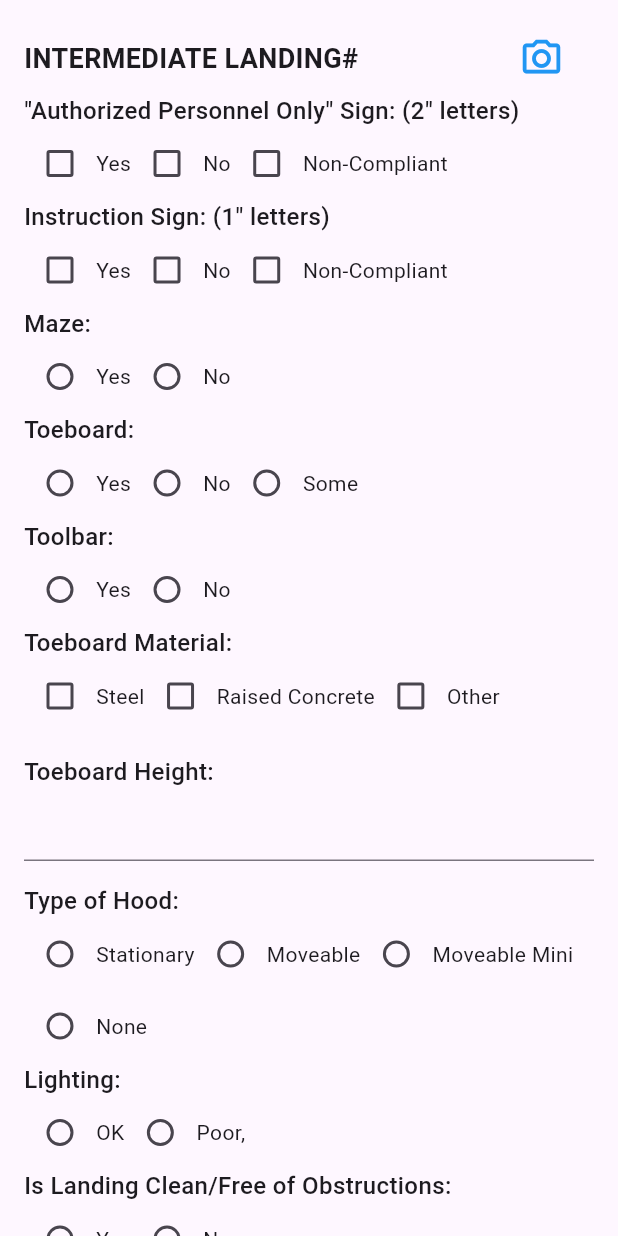
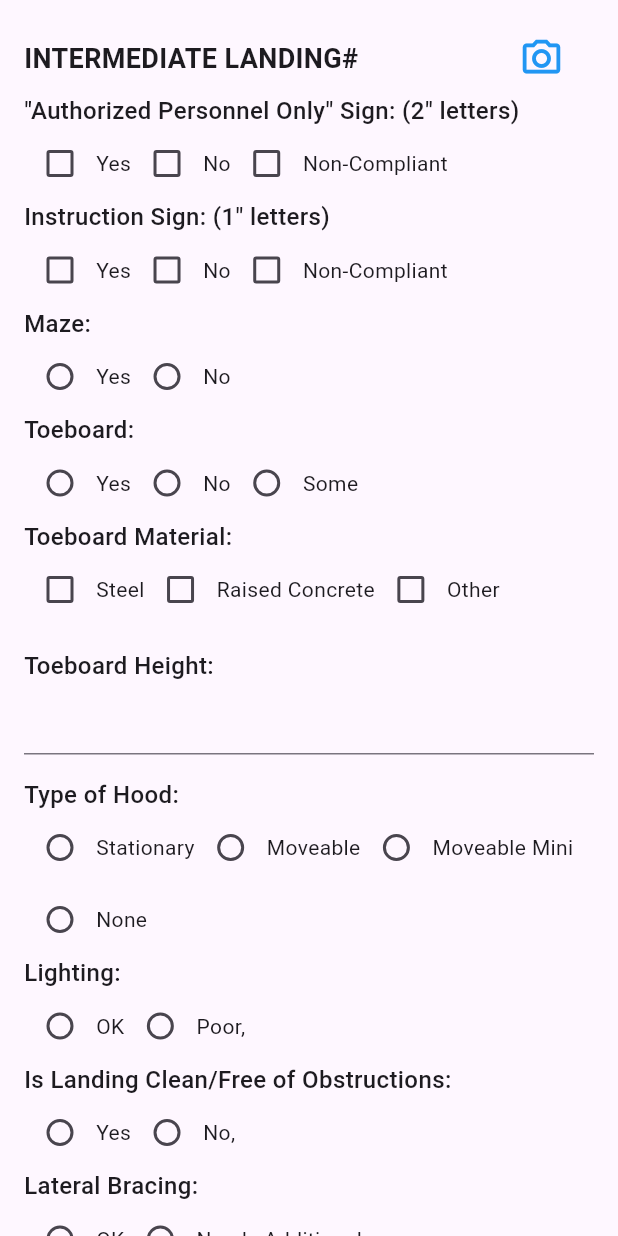
Before and after one commit to Janus-Solutions-Group/permatronics-e2e, a Flutter app: the IntermediateLanding widget shown alone on an empty page, opened directly with empty values, on a phone screen of 412 x 824 dp. Run offline on Flutter 3.47's test engine with Material 3 defaults, Android fonts, the phone set to English and light mode, and no system bars; our stand-ins replace cloud_firestore, dropdown_search, firebase_auth, firebase_core, get_storage, image_picker and 2 more; missing offline and left inert: gal, syncfusion_flutter_signaturepad; accounts and stored records are empty.

Commit message:
Fix belt reference form fields
- Annual: always show Foot Shaft Diameter/Length after Bearing Housing Condition
- Monthly/Quarterly: remove stray Toolbar question from intermediate landing

Co-Authored-By: Claude Sonnet 5.5 <noreply@anthropic.com>

```diff
--- a/lib/feature/belt/annual/widget/tail_section.dart
+++ b/lib/feature/belt/annual/widget/tail_section.dart
@@ -158,7 +158,6 @@ class _TailSectionState extends State<TailSection> {
               },
             ),
           ],
-          if (beltVariable.tailSectionFootAssemblyBottomBearings == 'no') ...[
           CustomTextField(
             id: "tail_section_9",
             title: 'Foot Shaft Diameter',
@@ -173,7 +172,6 @@ class _TailSectionState extends State<TailSection> {
               widget.beltModel.tailSectionFootAssemblyFootShaftLength = val;
             },
           ),
-          ],
           CustomRadioTile(
             id: "tail_section_11",
             title: "Foot Shaft Condition",
--- a/lib/feature/belt/quarterly_monthly/widget/intermediate_landing.dart
+++ b/lib/feature/belt/quarterly_monthly/widget/intermediate_landing.dart
@@ -158,32 +158,6 @@ class _IntermediateLandingState extends State<IntermediateLanding> {
                       if (selected == 'yes') {
                         return CustomTextField(
                           id: 'intermediate_landing_quartmonth_${widget.index}_9',
-                          title: 'Length',
-                        );
-                      }
-                      return const SizedBox.shrink();
-                    },
-                  );
-                }
-                return const SizedBox.shrink();
-              },
-            ),
-            CustomRadioTile(
-              id: 'intermediate_landing_quartmonth_${widget.index}_7a',
-              title: 'Toolbar:',
-              values: const ['Yes', 'No'],
-              onChangeValue: (value) {},
-              conditionalBuilder: (selected) {
-                if (selected == 'yes') {
-                  return CustomRadioTile(
-                    id: 'intermediate_landing_quartmonth_${widget.index}_7b',
-                    title: 'Add\'l Toolbar Required:',
-                    values: const ['Yes', 'No'],
-                    onChangeValue: (value) {},
-                    conditionalBuilder: (selected) {
-                      if (selected == 'yes') {
-                        return CustomTextField(
-                          id: 'intermediate_landing_quartmonth_${widget.index}_7c',
                           title: 'Length',
                         );
                       }
```
Lines whose indentation alone changed are shown as unchanged.
